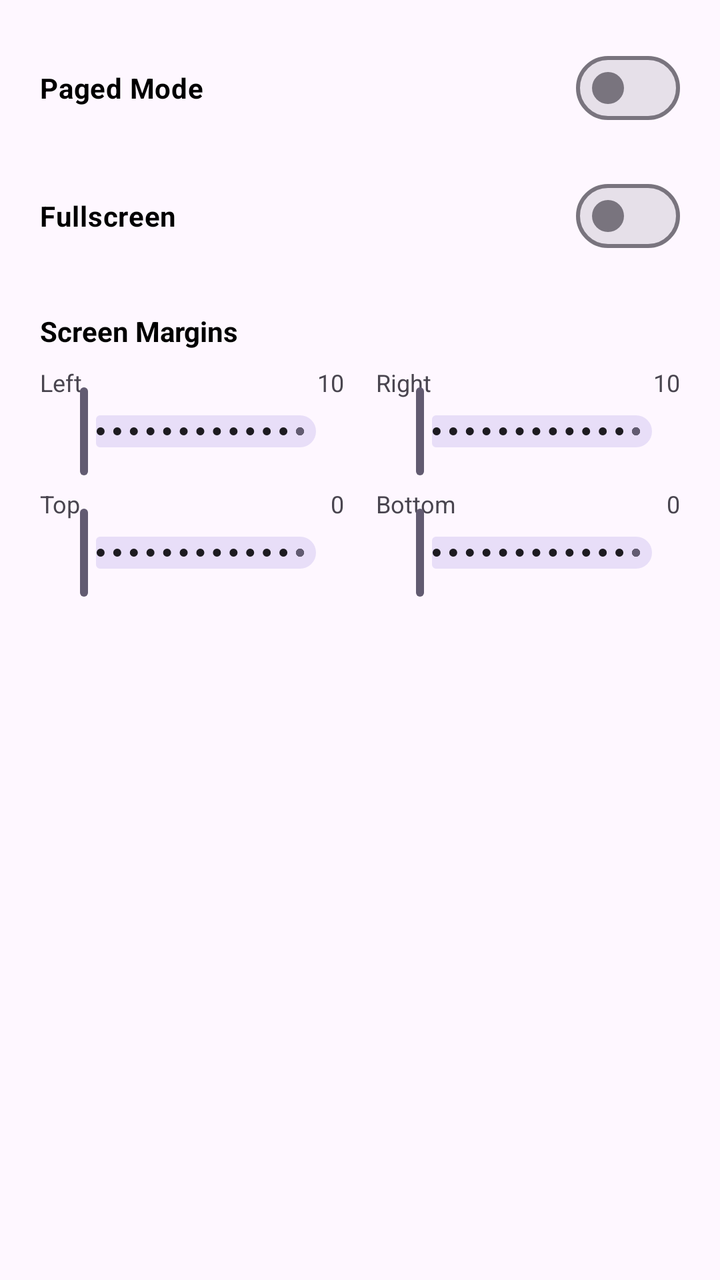
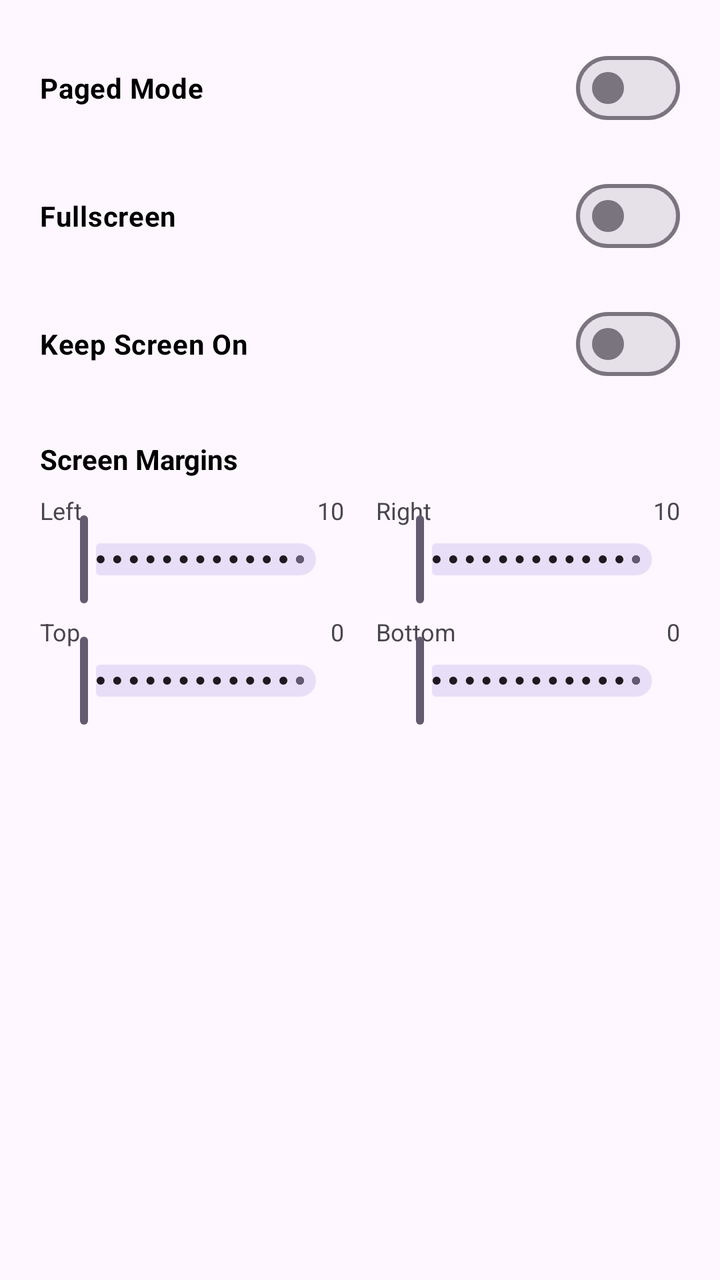

Compare the two renders of this Android layout. The source of the first and the diff that turns it into the second are given below.
<!-- AndroidManifest.xml: application theme Theme.UniReader -->
<!-- res/layout/fragment_general_settings.xml -->
<?xml version="1.0" encoding="utf-8"?>
<androidx.core.widget.NestedScrollView xmlns:android="http://schemas.android.com/apk/res/android"
    xmlns:app="http://schemas.android.com/apk/res-auto"
    android:layout_width="match_parent"
    android:layout_height="match_parent"
    android:background="@android:color/transparent"
    android:fillViewport="true">

    <LinearLayout
        android:layout_width="match_parent"
        android:layout_height="wrap_content"
        android:background="@android:color/transparent"
        android:orientation="vertical"
        android:paddingHorizontal="20dp"
        android:paddingVertical="12dp">

        <com.google.android.material.materialswitch.MaterialSwitch
            android:id="@+id/switchPagedMode"
            android:layout_width="match_parent"
            android:layout_height="wrap_content"
            android:background="@android:color/transparent"
            android:layout_marginTop="8dp"
            android:text="@string/paged_mode"
            android:textColor="?attr/colorOnSurface"
            android:textSize="14sp"
            android:textStyle="bold" />

        <com.google.android.material.materialswitch.MaterialSwitch
            android:id="@+id/switchFullscreen"
            android:layout_width="match_parent"
            android:layout_height="wrap_content"
            android:background="@android:color/transparent"
            android:layout_marginTop="16dp"
            android:text="@string/fullscreen"
            android:textColor="?attr/colorOnSurface"
            android:textSize="14sp"
            android:textStyle="bold" />

        
        <TextView
            android:layout_width="match_parent"
            android:layout_height="wrap_content"
            android:background="@android:color/transparent"
            android:layout_marginTop="24dp"
            android:text="@string/screen_margins"
            android:textColor="?attr/colorOnSurface"
            android:textSize="14sp"
            android:textStyle="bold" />

        
        <LinearLayout
            android:layout_width="match_parent"
            android:layout_height="wrap_content"
            android:background="@android:color/transparent"
            android:orientation="horizontal"
            android:layout_marginTop="8dp"
            android:baselineAligned="false">

            
            <LinearLayout
                android:layout_width="0dp"
                android:layout_height="wrap_content"
                android:background="@android:color/transparent"
                android:layout_weight="1"
                android:orientation="vertical"
                android:paddingEnd="8dp">
                <RelativeLayout
                    android:layout_width="match_parent"
                    android:layout_height="wrap_content"
                    android:background="@android:color/transparent">
                    <TextView
                        android:layout_width="wrap_content"
                        android:layout_height="wrap_content"
                        android:text="@string/left"
                        android:textColor="?attr/colorOnSurfaceVariant"
                        android:textSize="12sp" />
                    <TextView
                        android:id="@+id/tvPaddingLeftValue"
                        android:layout_width="wrap_content"
                        android:layout_height="wrap_content"
                        android:layout_alignParentEnd="true"
                        android:text="10"
                        android:textColor="?attr/colorOnSurfaceVariant"
                        android:textSize="12sp" />
                </RelativeLayout>
                <com.google.android.material.slider.Slider
                    android:id="@+id/sliderPaddingLeft"
                    android:layout_width="match_parent"
                    android:layout_height="wrap_content"
                    android:background="@android:color/transparent"
                    android:stepSize="1"
                    android:valueFrom="0"
                    android:valueTo="50"
                    app:labelBehavior="gone"
                    app:trackColorActive="?attr/colorAccent"
                    app:thumbColor="?attr/colorAccent"
                    android:layout_marginTop="-8dp" />
            </LinearLayout>

            
            <LinearLayout
                android:layout_width="0dp"
                android:layout_height="wrap_content"
                android:background="@android:color/transparent"
                android:layout_weight="1"
                android:orientation="vertical"
                android:paddingStart="8dp">
                <RelativeLayout
                    android:layout_width="match_parent"
                    android:layout_height="wrap_content"
                    android:background="@android:color/transparent">
                    <TextView
                        android:layout_width="wrap_content"
                        android:layout_height="wrap_content"
                        android:text="@string/right"
                        android:textColor="?attr/colorOnSurfaceVariant"
                        android:textSize="12sp" />
                    <TextView
                        android:id="@+id/tvPaddingRightValue"
                        android:layout_width="wrap_content"
                        android:layout_height="wrap_content"
                        android:layout_alignParentEnd="true"
                        android:text="10"
                        android:textColor="?attr/colorOnSurfaceVariant"
                        android:textSize="12sp" />
                </RelativeLayout>
                <com.google.android.material.slider.Slider
                    android:id="@+id/sliderPaddingRight"
                    android:layout_width="match_parent"
                    android:layout_height="wrap_content"
                    android:background="@android:color/transparent"
                    android:stepSize="1"
                    android:valueFrom="0"
                    android:valueTo="50"
                    app:labelBehavior="gone"
                    app:trackColorActive="?attr/colorAccent"
                    app:thumbColor="?attr/colorAccent"
                    android:layout_marginTop="-8dp" />
            </LinearLayout>
        </LinearLayout>

        
        <LinearLayout
            android:layout_width="match_parent"
            android:layout_height="wrap_content"
            android:background="@android:color/transparent"
            android:orientation="horizontal"
            android:layout_marginTop="4dp"
            android:baselineAligned="false">

            
            <LinearLayout
                android:layout_width="0dp"
                android:layout_height="wrap_content"
                android:background="@android:color/transparent"
                android:layout_weight="1"
                android:orientation="vertical"
                android:paddingEnd="8dp">
                <RelativeLayout
                    android:layout_width="match_parent"
                    android:layout_height="wrap_content"
                    android:background="@android:color/transparent">
                    <TextView
                        android:layout_width="wrap_content"
                        android:layout_height="wrap_content"
                        android:text="@string/top"
                        android:textColor="?attr/colorOnSurfaceVariant"
                        android:textSize="12sp" />
                    <TextView
                        android:id="@+id/tvPaddingTopValue"
                        android:layout_width="wrap_content"
                        android:layout_height="wrap_content"
                        android:layout_alignParentEnd="true"
                        android:text="0"
                        android:textColor="?attr/colorOnSurfaceVariant"
                        android:textSize="12sp" />
                </RelativeLayout>
                <com.google.android.material.slider.Slider
                    android:id="@+id/sliderPaddingTop"
                    android:layout_width="match_parent"
                    android:layout_height="wrap_content"
                    android:background="@android:color/transparent"
                    android:stepSize="1"
                    android:valueFrom="0"
                    android:valueTo="50"
                    app:labelBehavior="gone"
                    app:trackColorActive="?attr/colorAccent"
                    app:thumbColor="?attr/colorAccent"
                    android:layout_marginTop="-8dp" />
            </LinearLayout>

            
            <LinearLayout
                android:layout_width="0dp"
                android:layout_height="wrap_content"
                android:background="@android:color/transparent"
                android:layout_weight="1"
                android:orientation="vertical"
                android:paddingStart="8dp">
                <RelativeLayout
                    android:layout_width="match_parent"
                    android:layout_height="wrap_content"
                    android:background="@android:color/transparent">
                    <TextView
                        android:layout_width="wrap_content"
                        android:layout_height="wrap_content"
                        android:text="@string/bottom"
                        android:textColor="?attr/colorOnSurfaceVariant"
                        android:textSize="12sp" />
                    <TextView
                        android:id="@+id/tvPaddingBottomValue"
                        android:layout_width="wrap_content"
                        android:layout_height="wrap_content"
                        android:layout_alignParentEnd="true"
                        android:text="0"
                        android:textColor="?attr/colorOnSurfaceVariant"
                        android:textSize="12sp" />
                </RelativeLayout>
                <com.google.android.material.slider.Slider
                    android:id="@+id/sliderPaddingBottom"
                    android:layout_width="match_parent"
                    android:layout_height="wrap_content"
                    android:background="@android:color/transparent"
                    android:stepSize="1"
                    android:valueFrom="0"
                    android:valueTo="50"
                    app:labelBehavior="gone"
                    app:trackColorActive="?attr/colorAccent"
                    app:thumbColor="?attr/colorAccent"
                    android:layout_marginTop="-8dp" />
            </LinearLayout>
        </LinearLayout>

    </LinearLayout>
</androidx.core.widget.NestedScrollView>
<!-- resources referenced by this layout -->
<resources>
  <string name="bottom">Bottom</string>
  <string name="fullscreen">Fullscreen</string>
  <string name="left">Left</string>
  <string name="paged_mode">Paged Mode</string>
  <string name="right">Right</string>
  <string name="screen_margins">Screen Margins</string>
  <string name="top">Top</string>
  <style name="Theme.UniReader" parent="Base.Theme.UniReader" />
  <style name="Base.Theme.UniReader" parent="Theme.Material3.DayNight.NoActionBar">
          
          <item name="panelBackgroundColor">@color/glass_light</item>
          <item name="colorSurface">#FFFFFF</item>
          <item name="colorOnSurface">#000000</item>
          <item name="colorPrimary">?android:attr/textColorPrimary</item>
          <item name="colorOnPrimary">?android:attr/colorBackground</item>
          <item name="bottomSheetDialogTheme">@style/TransparentBottomSheetDialog</item>
      </style>
  <color name="glass_light">#D9F0F0F0</color>
  <style name="TransparentBottomSheetDialog" parent="Theme.Material3.DayNight.BottomSheetDialog">
          <item name="android:windowBackground">@android:color/transparent</item>
          <item name="android:colorBackground">@android:color/transparent</item>
          <item name="android:background">@android:color/transparent</item>
          <item name="bottomSheetStyle">@style/TransparentBottomSheetStyle</item>
      </style>
  <style name="TransparentBottomSheetStyle" parent="Widget.Material3.BottomSheet.Modal">
          <item name="backgroundTint">@android:color/transparent</item>
      </style>
</resources>

<!-- the commit's change to res/layout/fragment_general_settings.xml (unified diff, before → after) -->
@@ -36,6 +36,17 @@
             android:textSize="14sp"
             android:textStyle="bold" />
 
+        <com.google.android.material.materialswitch.MaterialSwitch
+            android:id="@+id/switchKeepScreenOn"
+            android:layout_width="match_parent"
+            android:layout_height="wrap_content"
+            android:background="@android:color/transparent"
+            android:layout_marginTop="16dp"
+            android:text="@string/keep_screen_on"
+            android:textColor="?attr/colorOnSurface"
+            android:textSize="14sp"
+            android:textStyle="bold" />
+
         
         <TextView
             android:layout_width="match_parent"
<!-- resource entries referenced after the edit -->
@@ -2,6 +2,7 @@
 <resources>
   <string name="bottom">Bottom</string>
   <string name="fullscreen">Fullscreen</string>
+  <string name="keep_screen_on">Keep Screen On</string>
   <string name="left">Left</string>
   <string name="paged_mode">Paged Mode</string>
   <string name="right">Right</string>
